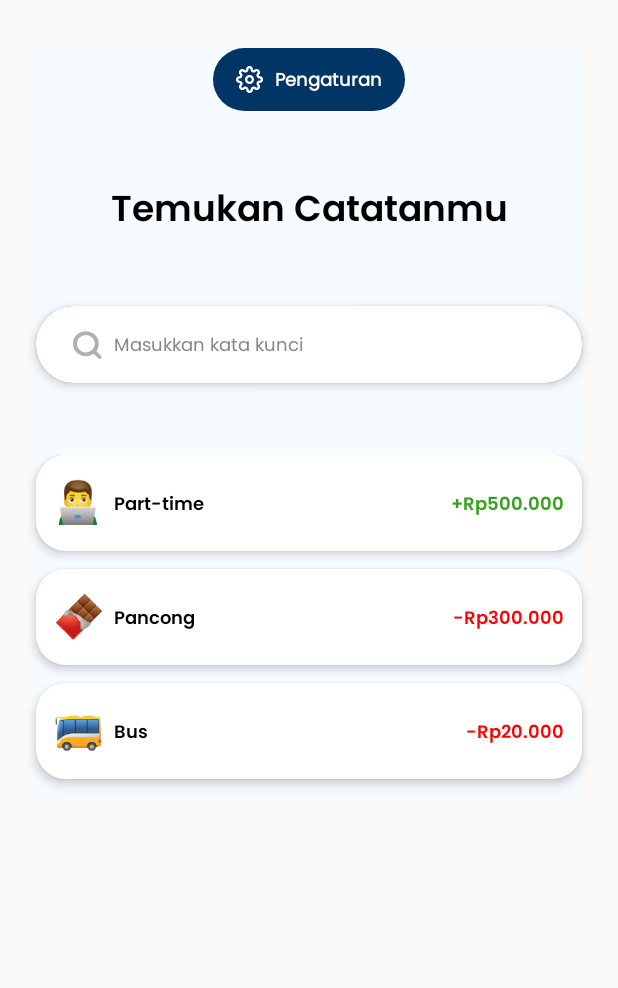
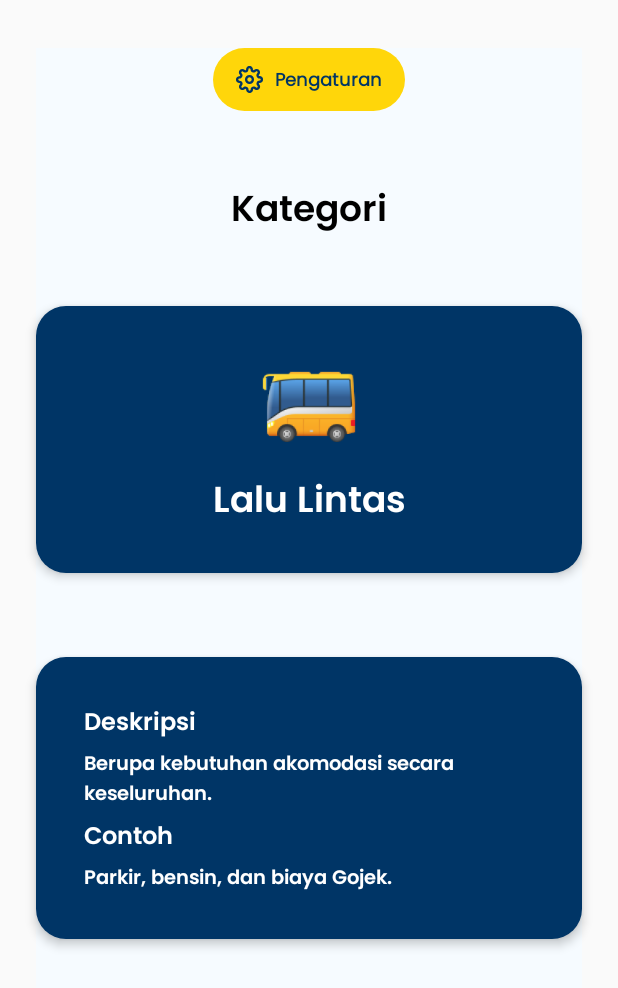
Before and after one commit to fanggadewangga/JurnalKas, an Android app built with Jetpack Compose: the screen it shows after launch (MainActivity), on a phone screen of 412 x 824 dp. Shown: the top 988 px of the screen. Run offline under Robolectric (Android 15) with nearby library versions, the light colour scheme and no system bars.

Commit message:
feat(category): add category detail screen

```diff
--- /dev/null
+++ b/app/src/main/java/com/ptotakkanan/jurnalkas/feature/category/CategoryDetailsScreen.kt
@@ -0,0 +1,144 @@
+package com.ptotakkanan.jurnalkas.feature.category
+
+import androidx.compose.foundation.background
+import androidx.compose.foundation.layout.Arrangement
+import androidx.compose.foundation.layout.Column
+import androidx.compose.foundation.layout.Row
+import androidx.compose.foundation.layout.Spacer
+import androidx.compose.foundation.layout.fillMaxSize
+import androidx.compose.foundation.layout.fillMaxWidth
+import androidx.compose.foundation.layout.height
+import androidx.compose.foundation.layout.padding
+import androidx.compose.foundation.layout.size
+import androidx.compose.foundation.layout.width
+import androidx.compose.foundation.shape.RoundedCornerShape
+import androidx.compose.material3.Card
+import androidx.compose.material3.CardDefaults
+import androidx.compose.runtime.Composable
+import androidx.compose.ui.Alignment
+import androidx.compose.ui.Modifier
+import androidx.compose.ui.graphics.Color
+import androidx.compose.ui.graphics.ColorFilter
+import androidx.compose.ui.text.font.FontWeight
+import androidx.compose.ui.unit.dp
+import androidx.compose.ui.unit.sp
+import androidx.navigation.NavController
+import coil.compose.AsyncImage
+import com.ptotakkanan.jurnalkas.R
+import com.ptotakkanan.jurnalkas.feature.common.components.AppButton
+import com.ptotakkanan.jurnalkas.feature.common.components.AppText
+import com.ptotakkanan.jurnalkas.theme.Typography
+import com.ptotakkanan.jurnalkas.theme.blue60
+import com.ptotakkanan.jurnalkas.theme.primary20
+import com.ptotakkanan.jurnalkas.theme.secondary10
+
+@Composable
+fun CategoryDetailScreen(navController: NavController) {
+
+    Column(
+        horizontalAlignment = Alignment.CenterHorizontally,
+        modifier = Modifier
+            .fillMaxSize()
+            .padding(vertical = 32.dp, horizontal = 24.dp)
+            .background(color = blue60)
+    ) {
+        AppButton(
+            onClick = { /*TODO*/ },
+            backgroundColor = secondary10,
+            modifier = Modifier
+                .width(128.dp)
+        ) {
+            Row(
+                verticalAlignment = Alignment.CenterVertically,
+                horizontalArrangement = Arrangement.spacedBy(8.dp),
+            ) {
+                AsyncImage(
+                    model = R.drawable.ic_setting,
+                    contentDescription = "Setting icon",
+                    colorFilter = ColorFilter.tint(color = primary20),
+                    modifier = Modifier.size(18.dp)
+                )
+                AppText(
+                    text = "Pengaturan",
+                    color = primary20,
+                    textStyle = Typography.bodyMedium()
+                        .copy(fontSize = 12.sp, fontWeight = FontWeight(700))
+                )
+            }
+        }
+        Spacer(modifier = Modifier.height(48.dp))
+        AppText(
+            text = "Kategori",
+            textStyle = Typography.titleMedium()
+                .copy(fontSize = 24.sp, fontWeight = FontWeight(700)),
+            modifier = Modifier.align(Alignment.CenterHorizontally)
+        )
+        Spacer(modifier = Modifier.height(48.dp))
+
+        Card(
+            shape = RoundedCornerShape(20.dp),
+            colors = CardDefaults.cardColors(containerColor = primary20),
+            elevation = CardDefaults.cardElevation(4.dp),
+            modifier = Modifier.fillMaxWidth()
+        ) {
+            Column(
+                verticalArrangement = Arrangement.spacedBy(16.dp, Alignment.CenterVertically),
+                horizontalAlignment = Alignment.CenterHorizontally,
+                modifier = Modifier
+                    .fillMaxWidth()
+                    .padding(horizontal = 16.dp, vertical = 32.dp)
+            ) {
+                AsyncImage(
+                    model = R.drawable.ic_traffic,
+                    contentDescription = "Category icon",
+                    modifier = Modifier.size(64.dp)
+                )
+                AppText(
+                    text = "Lalu Lintas",
+                    color = Color.White,
+                    textStyle = Typography.titleLarge()
+                        .copy(fontSize = 24.sp, fontWeight = FontWeight(700))
+                )
+            }
+        }
+        Spacer(modifier = Modifier.height(56.dp))
+        Card(
+            shape = RoundedCornerShape(20.dp),
+            colors = CardDefaults.cardColors(containerColor = primary20),
+            elevation = CardDefaults.cardElevation(4.dp),
+            modifier = Modifier.fillMaxWidth()
+        ) {
+            Column(
+                verticalArrangement = Arrangement.spacedBy(8.dp, Alignment.CenterVertically),
+                modifier = Modifier
+                    .fillMaxWidth()
+                    .padding(horizontal = 32.dp, vertical = 32.dp)
+            ) {
+                AppText(
+                    text = "Deskripsi",
+                    color = Color.White,
+                    textStyle = Typography.titleSmall()
+                        .copy(fontSize = 16.sp, fontWeight = FontWeight(700))
+                )
+                AppText(
+                    text = "Berupa kebutuhan akomodasi secara keseluruhan.",
+                    color = Color.White,
+                    textStyle = Typography.titleSmall()
+                        .copy(fontSize = 13.sp, fontWeight = FontWeight(500))
+                )
+                AppText(
+                    text = "Contoh",
+                    color = Color.White,
+                    textStyle = Typography.titleSmall()
+                        .copy(fontSize = 16.sp, fontWeight = FontWeight(700))
+                )
+                AppText(
+                    text = "Parkir, bensin, dan biaya Gojek.",
+                    color = Color.White,
+                    textStyle = Typography.titleSmall()
+                        .copy(fontSize = 13.sp, fontWeight = FontWeight(500))
+                )
+            }
+        }
+    }
+}
--- a/app/src/main/java/com/ptotakkanan/jurnalkas/feature/common/navigation/Navigation.kt
+++ b/app/src/main/java/com/ptotakkanan/jurnalkas/feature/common/navigation/Navigation.kt
@@ -6,6 +6,7 @@ import androidx.compose.ui.platform.LocalConfiguration
 import androidx.navigation.compose.NavHost
 import androidx.navigation.compose.composable
 import androidx.navigation.compose.rememberNavController
+import com.ptotakkanan.jurnalkas.feature.category.CategoryDetailScreen
 import com.ptotakkanan.jurnalkas.feature.category.CategoryScreen
 import com.ptotakkanan.jurnalkas.feature.common.route.Screen
 import com.ptotakkanan.jurnalkas.feature.login.LoginScreen
@@ -21,7 +22,7 @@ fun Navigation() {
     val screenWidth = LocalConfiguration.current.screenWidthDp
     val screenHeight = LocalConfiguration.current.screenHeightDp
 
-    NavHost(navController = navController, startDestination = Screen.Note.route) {
+    NavHost(navController = navController, startDestination = Screen.CategoryDetail.route) {
 
         composable(route = Screen.Welcome.route) {
             WelcomeScreen(navController = navController)
@@ -42,5 +43,9 @@ fun Navigation() {
         composable(route = Screen.Note.route) {
             NoteScreen(navController = navController)
         }
+
+        composable(route = Screen.CategoryDetail.route) {
+            CategoryDetailScreen(navController = navController)
+        }
     }
 }
--- a/app/src/main/java/com/ptotakkanan/jurnalkas/feature/common/route/Screen.kt
+++ b/app/src/main/java/com/ptotakkanan/jurnalkas/feature/common/route/Screen.kt
@@ -9,4 +9,12 @@ sealed class Screen(val route: String) {
     data object Wallet: Screen("wallet")
     data object Graph: Screen("graph")
     data object Note: Screen("note")
+    data object CategoryDetail: Screen("category_detail")
+
+    fun withArgs(vararg args: String) = buildString {
+        append(route)
+        args.forEach { arg ->
+            append("/$arg")
+        }
+    }
 }
```
